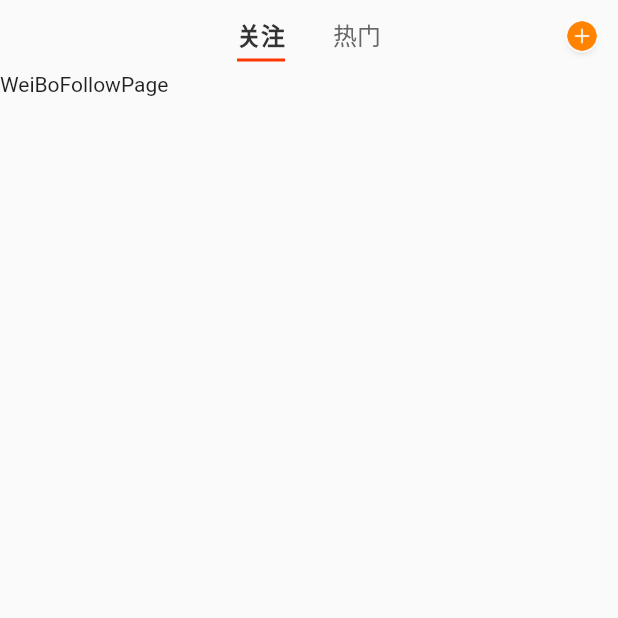
After one commit to YueJZJM/flutter_click, a Flutter app: the HomePage screen opened directly, on a phone screen of 412 x 824 dp, the top half of it. The commit adds this screen. Run offline on Flutter 3.47's test engine with Material 2 defaults, Android fonts, the phone set to English and light mode, and no system bars; our stand-ins replace dio, fluro, fluttertoast, shared_preferences; accounts and stored records are empty; statements that could not run were skipped.

Commit message:
[feature] 实现首页框架

```diff
--- /dev/null
+++ b/lib/page/home/home_page.dart
@@ -0,0 +1,78 @@
+import 'package:flutter/material.dart';
+import 'package:flutterweibo/page/home/weibo_follow_page.dart';
+import 'package:flutterweibo/page/home/weibo_hot_page.dart';
+
+class HomePage extends StatefulWidget {
+  @override
+  _HomePageState createState() => _HomePageState();
+}
+
+class _HomePageState extends State<HomePage>
+    with SingleTickerProviderStateMixin {
+  var appBarTitles = ['关注', '热门'];
+  TabController _tabController;
+
+  @override
+  void initState() {
+    super.initState();
+    // 创建Controller
+    _tabController = TabController(length: appBarTitles.length, vsync: this);
+  }
+
+  @override
+  void dispose() {
+    super.dispose();
+    _tabController.dispose();
+  }
+
+  @override
+  Widget build(BuildContext context) {
+    return Scaffold(
+      body: (
+        Container(
+            padding: EdgeInsets.fromLTRB(
+                0, MediaQuery.of(context).padding.top, 0, 0),
+            child: Column(
+              children: [
+                Stack(
+                 children: [
+                   Container(
+                     alignment: Alignment.center,
+                     child: TabBar(
+                         isScrollable: true,
+                         indicatorColor: Color(0xffFF3700),
+                         indicator: UnderlineTabIndicator(
+                             borderSide:
+                             BorderSide(color: Color(0xffFF3700), width: 2),
+                             insets: EdgeInsets.only(bottom: 7)),
+                         labelColor: Color(0xff333333),
+                         unselectedLabelColor: Color(0xff666666),
+                         labelStyle:
+                         TextStyle(fontSize: 16.0, fontWeight: FontWeight.w700),
+                         unselectedLabelStyle: TextStyle(fontSize: 16.0),
+                         indicatorSize: TabBarIndicatorSize.label,
+                         controller: _tabController,
+                         tabs: appBarTitles.map((e) => Tab(text: e)).toList()),
+                   ),
+                   Align(
+                     alignment: Alignment.topRight,
+                     child: IconButton(icon: Image.asset("assets/images/ic_main_add.png",width: 40.0, height: 40.0),
+                         onPressed:(){
+                           print('点击');
+                         } ),
+                   ),
+                 ],
+               ),
+                Expanded(
+                    child: TabBarView(
+                      controller: _tabController,
+                      children: <Widget>[new WeiBoFollowPage(), new WeiBoHotPage()],
+                    ),
+                )
+              ],
+            ),
+        )
+      ),
+    );
+  }
+}
--- /dev/null
+++ b/lib/page/home/weibo_follow_page.dart
@@ -0,0 +1,15 @@
+import 'package:flutter/material.dart';
+
+class WeiBoFollowPage extends StatefulWidget {
+  @override
+  _WeiBoFollowPageState createState() => _WeiBoFollowPageState();
+}
+
+class _WeiBoFollowPageState extends State<WeiBoFollowPage> {
+  @override
+  Widget build(BuildContext context) {
+    return Scaffold(
+      body: Text("WeiBoFollowPage"),
+    );
+  }
+}
--- a/pubspec.yaml
+++ b/pubspec.yaml
@@ -23,9 +23,12 @@ dependencies:
   # The following adds the Cupertino Icons font to your application.
   # Use with the CupertinoIcons class for iOS style icons.
   cupertino_icons: ^0.1.2
-  shared_preferences: ^0.5.10
+  shared_preferences: ^0.5.3
   # 路由 https://pub.dev/packages/fluro
   fluro: "^1.6.3"
+  fluttertoast: ^3.1.0
+  dio: 3.0.9
+
 
 dev_dependencies:
   flutter_test:
```
Also changed, not shown: lib/http/dio_manager.dart (added, +86 -0 lines), lib/http/service_url.dart (added, +42 -0 lines), lib/mode/WeiBoModel.dart (added, +145 -0 lines), lib/page/find/find_page.dart (added, +15 -0 lines), lib/page/home/weibo_hot_page.dart (added, +15 -0 lines), lib/page/index_page.dart (+112 -1 lines), lib/page/message/message_page.dart (added, +16 -0 lines), lib/page/mine/login_page.dart (+32 -4 lines), lib/page/mine/mine_page.dart (added, +16 -0 lines), lib/page/video/video_page.dart (added, +16 -0 lines), lib/utils/toast_util.dart (added, +30 -0 lines), lib/utils/user_util.dart (+30 -0 lines), pubspec.lock, 2 other files.
